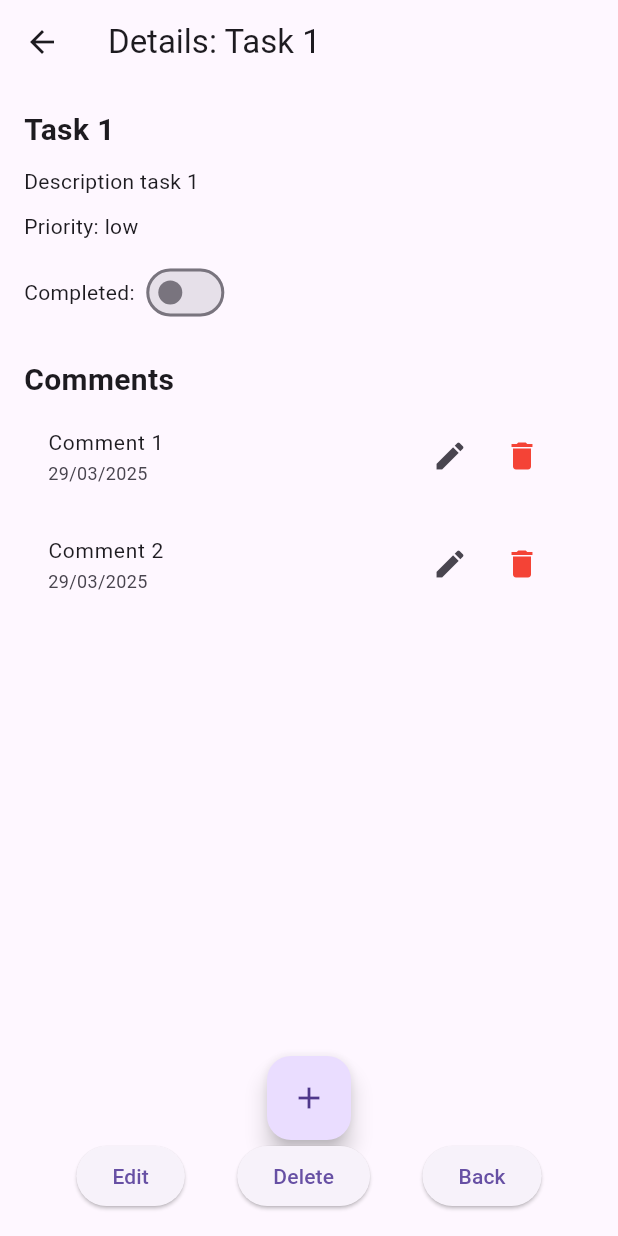
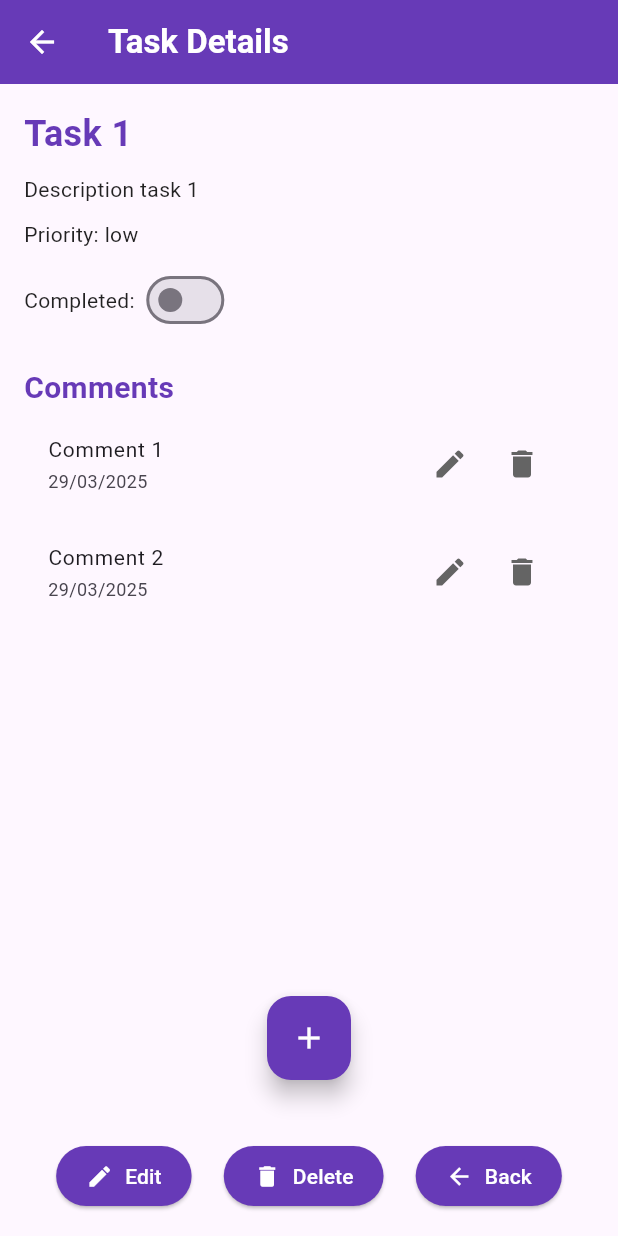
Before and after one commit to LorenzoBondan/Tasks-Management, a Flutter app: the screen it shows after launch, after a tap on the "visibility" icon, on a phone screen of 412 x 824 dp. Run offline on Flutter 3.47's test engine with Material 3 defaults, Android fonts, the phone set to English and light mode, and no system bars.

Commit message:
add more styles

```diff
--- a/lib/view/comments/comment_list_page.dart
+++ b/lib/view/comments/comment_list_page.dart
@@ -49,7 +49,7 @@ class CommentListPage extends StatelessWidget {
               mainAxisSize: MainAxisSize.min,
               children: [
                 IconButton(
-                  icon: const Icon(Icons.edit),
+                  icon: const Icon(Icons.edit, color: Color.fromARGB(255, 100, 100, 100)),
                   onPressed: () {
                     Navigator.push(
                       context,
@@ -60,7 +60,7 @@ class CommentListPage extends StatelessWidget {
                   },
                 ),
                 IconButton(
-                  icon: const Icon(Icons.delete, color: Colors.red),
+                  icon: const Icon(Icons.delete, color: Color.fromARGB(255, 100, 100, 100)),
                   onPressed: () => _confirmDelete(context, comment.id),
                 ),
               ],
--- a/lib/view/tasks/task_details_page.dart
+++ b/lib/view/tasks/task_details_page.dart
@@ -88,39 +88,47 @@ class TaskDetailsPageState extends State<TaskDetailsPage> {
   @override
   Widget build(BuildContext context) {
     return Scaffold(
-      appBar: AppBar(title: Text('Details: ${widget.task.title}')),
+      appBar: AppBar(
+        title: Text('Task Details', style: TextStyle(fontWeight: FontWeight.bold)),
+        backgroundColor: Colors.deepPurple,
+        foregroundColor: Colors.white,
+        elevation: 0,
+      ),
       body: Padding(
         padding: const EdgeInsets.all(16),
         child: Column(
           crossAxisAlignment: CrossAxisAlignment.start,
           children: [
 
-            Text(widget.task.title, style: const TextStyle(fontSize: 20, fontWeight: FontWeight.bold)),
+            Text(widget.task.title, style: const TextStyle(fontSize: 24, fontWeight: FontWeight.bold, color: Colors.deepPurple)),
             const SizedBox(height: 10),
 
-            Text(widget.task.description, style: const TextStyle(fontSize: 14)),
+            Text(widget.task.description, style: const TextStyle(fontSize: 14, color: Colors.black87)),
             const SizedBox(height: 10),
 
-            Text('Priority: ${widget.task.priority.name}', style: const TextStyle(fontSize: 14)),
+            Text('Priority: ${widget.task.priority.name}', style: const TextStyle(fontSize: 14, color: Colors.black87)),
             const SizedBox(height: 10),
 
             Row(
               children: [
-                Text('Completed: ', style: const TextStyle(fontSize: 14)),
+                Text('Completed: ', style: const TextStyle(fontSize: 14, color: Colors.black87)),
                 Switch(
                   value: isCompleted,
                   onChanged: (value) => _toggleCompletion(),
+                  activeColor: Colors.deepPurple,
                 ),
               ],
             ),
             const SizedBox(height: 20),
 
-            Text('Comments', style: const TextStyle(fontSize: 20, fontWeight: FontWeight.bold)),
+            Text('Comments', style: const TextStyle(fontSize: 20, fontWeight: FontWeight.bold, color: Colors.deepPurple)),
             CommentListPage(comments: commentService.findByTaskId(widget.task.id), onDelete: _deleteComment, onEdit: _loadComments),
 
             Align(
               alignment: Alignment.bottomCenter,
               child: FloatingActionButton(
+                backgroundColor: Colors.deepPurple,
+                foregroundColor: Colors.white,
                 child: const Icon(Icons.add),
                 onPressed: () async {
                   await Navigator.push(
@@ -131,6 +139,7 @@ class TaskDetailsPageState extends State<TaskDetailsPage> {
                 },
               ),
             ),
+            const SizedBox(height: 40),
 
             SizedBox(
               width: double.infinity,
@@ -141,8 +150,15 @@ class TaskDetailsPageState extends State<TaskDetailsPage> {
                       mainAxisAlignment: MainAxisAlignment.spaceEvenly,
                       children: [
 
-                        ElevatedButton(
-                          child: const Text('Edit'),
+                        ElevatedButton.icon(
+                          icon: const Icon(Icons.edit),
+                          label: const Text('Edit'),
+                          style: ElevatedButton.styleFrom(
+                            backgroundColor: Colors.deepPurple,
+                            foregroundColor: Colors.white,
+                            iconColor: Colors.white,
+                            padding: const EdgeInsets.symmetric(horizontal: 20, vertical: 10),
+                          ),
                           onPressed: () {
                             Navigator.push(
                               context,
@@ -150,17 +166,31 @@ class TaskDetailsPageState extends State<TaskDetailsPage> {
                             );
                           },
                         ),
-                        ElevatedButton(
-                          child: const Text('Delete'),
+
+                        ElevatedButton.icon(
+                          icon: const Icon(Icons.delete),
+                          label: const Text('Delete'),
+                          style: ElevatedButton.styleFrom(
+                            backgroundColor: Colors.deepPurple,
+                            foregroundColor: Colors.white,
+                            iconColor: Colors.white,
+                            padding: const EdgeInsets.symmetric(horizontal: 20, vertical: 10),
+                          ),
                           onPressed: () {
                             _confirmDelete(context, widget.task.id);
                           },
                         ),
-                        ElevatedButton(
+                        ElevatedButton.icon(
+                          icon: const Icon(Icons.arrow_back),
+                          label: const Text('Back'),
+                          style: ElevatedButton.styleFrom(
+                            backgroundColor: Colors.deepPurple,
+                            foregroundColor: Colors.white,
+                            iconColor: Colors.white,
+                            padding: const EdgeInsets.symmetric(horizontal: 20, vertical: 10),
+                          ),
                           onPressed: () => Navigator.pop(context),
-                          child: const Text('Back'),
                         ),
-
                     ],
                   ),
                 )
--- a/lib/view/tasks/task_list_page.dart
+++ b/lib/view/tasks/task_list_page.dart
@@ -72,19 +72,28 @@ class _TaskListPageState extends State<TaskListPage> {
       .toList();
 
     return Scaffold(
-      appBar: AppBar(title: const Text('Tasks')),
+      appBar: AppBar(
+        title: const Text('Tasks Management', style: TextStyle(fontWeight: FontWeight.bold, color: Color.fromARGB(255, 255, 255, 255))),
+        backgroundColor: Colors.deepPurple,
+        elevation: 5,
+      ),
       body: Column(
         children: [
-
           Padding(
             padding: const EdgeInsets.all(8.0),
             child: TextField(
               controller: _searchController,
               decoration: InputDecoration(
                 labelText: 'Search Task',
-                prefixIcon: const Icon(Icons.search),
+                labelStyle: TextStyle(color: Colors.deepPurple),
+                prefixIcon: const Icon(Icons.search, color: Colors.deepPurple),
                 border: OutlineInputBorder(borderRadius: BorderRadius.circular(8.0)),
+                focusedBorder: OutlineInputBorder(borderSide: BorderSide(color: Colors.deepPurple)),
+                enabledBorder: OutlineInputBorder(borderSide: BorderSide(color: Colors.deepPurple)),
+                hintText: 'Search...',
+                hintStyle: TextStyle(color: Colors.deepPurple.withValues(alpha: 0.6)),
               ),
+
               onChanged: (value) {
                 setState(() {
                   _searchQuery = value;
@@ -98,12 +107,12 @@ class _TaskListPageState extends State<TaskListPage> {
             child: Container(
               decoration: BoxDecoration(
                 borderRadius: BorderRadius.circular(8.0),
-                border: Border.all(color: Colors.grey, width: 1),
+                border: Border.all(color: Colors.deepPurple, width: 1),
               ),
               child: Padding(
                 padding: const EdgeInsets.only(left: 8.0),
                 child: DropdownButton<String>(
-                  hint: const Text("Select Priority"),
+                  hint: const Text("Select Priority", style: TextStyle(color: Colors.deepPurple)),
                   value: _selectedPriority,
                   isExpanded: true,
                   items: [
@@ -113,7 +122,7 @@ class _TaskListPageState extends State<TaskListPage> {
                   ].map<DropdownMenuItem<String>>((String value) {
                     return DropdownMenuItem<String>(
                       value: value,
-                      child: Text(value),
+                      child: Text(value, style: TextStyle(color: Colors.deepPurple)),
                     );
                   }).toList(),
                   onChanged: (newValue) {
@@ -131,12 +140,12 @@ class _TaskListPageState extends State<TaskListPage> {
             child: Container(
               decoration: BoxDecoration(
                 borderRadius: BorderRadius.circular(8.0),
-                border: Border.all(color: Colors.grey, width: 1),
+                border: Border.all(color: Colors.deepPurple, width: 1),
               ),
               child: Padding(
                 padding: const EdgeInsets.only(left: 8.0),
                 child: DropdownButton<String>(
-                  hint: const Text("Select Is Completed"),
+                  hint: const Text("Select Is Completed", style: TextStyle(color: Colors.deepPurple)),
                   value: _selectedIsCompleted,
                   isExpanded: true,
                   items: [
@@ -144,7 +153,7 @@ class _TaskListPageState extends State<TaskListPage> {
                   ].map<DropdownMenuItem<String>>((String value) {
                     return DropdownMenuItem<String>(
                       value: value,
-                      child: Text(value),
+                      child: Text(value, style: TextStyle(color: Colors.deepPurple)),
                     );
                   }).toList(),
                   onChanged: (newValue) {
@@ -157,13 +166,12 @@ class _TaskListPageState extends State<TaskListPage> {
             ),
           ),
 
-          Padding(
-            padding: const EdgeInsets.all(8.0),
-            child: ElevatedButton(
+          ElevatedButton(
               onPressed: _clearFilters,
+              style: ElevatedButton.styleFrom(backgroundColor: const Color.fromARGB(255, 173, 146, 216), foregroundColor: Colors.white),
               child: const Text("Clear Filters"),
             ),
-          ),
+          const SizedBox(height: 12),
 
           Expanded(
             child: ListView.builder(
@@ -174,13 +182,13 @@ class _TaskListPageState extends State<TaskListPage> {
 
                 switch (item.priority.name) {
                   case 'low':
-                    priorityColor = Colors.lightGreen;
+                    priorityColor = const Color.fromARGB(255, 198, 179, 230);
                     break;
                   case 'normal':
-                    priorityColor = const Color.fromARGB(255, 181, 174, 112);
+                    priorityColor = const Color.fromARGB(255, 129, 83, 209);
                     break;
                   case 'high':
-                    priorityColor = const Color.fromARGB(255, 194, 117, 112);
+                    priorityColor = const Color.fromARGB(255, 77, 19, 176);
                     break;
                   default:
                     priorityColor = Colors.grey;
@@ -206,14 +214,14 @@ class _TaskListPageState extends State<TaskListPage> {
                       },
                       child: Icon(
                         item.isCompleted ? Icons.check_circle : Icons.cancel,
-                        color: item.isCompleted ? Colors.green : Colors.red,
+                        color: item.isCompleted ? Colors.deepPurple : const Color.fromARGB(255, 151, 131, 187),
                       ),
                     ),
                     trailing: Row(
                       mainAxisSize: MainAxisSize.min,
                       children: [
                         IconButton(
-                          icon: const Icon(Icons.visibility, color: Colors.green),
+                          icon: const Icon(Icons.visibility, color: Color.fromARGB(255, 100, 100, 100)),
                           onPressed: () {
                             Navigator.push(
                               context,
@@ -227,7 +235,7 @@ class _TaskListPageState extends State<TaskListPage> {
                           },
                         ),
                         IconButton(
-                          icon: const Icon(Icons.edit),
+                          icon: const Icon(Icons.edit, color: Color.fromARGB(255, 100, 100, 100)),
                           onPressed: () {
                             Navigator.push(
                               context,
@@ -236,7 +244,7 @@ class _TaskListPageState extends State<TaskListPage> {
                           },
                         ),
                         IconButton(
-                          icon: const Icon(Icons.delete, color: Colors.red),
+                          icon: const Icon(Icons.delete, color: Color.fromARGB(255, 100, 100, 100)),
                           onPressed: () => _confirmDelete(context, item.id),
                         ),
                       ],
@@ -249,6 +257,8 @@ class _TaskListPageState extends State<TaskListPage> {
         ],
       ),
       floatingActionButton: FloatingActionButton(
+        backgroundColor: Colors.deepPurple,
+        foregroundColor: Colors.white,
         child: const Icon(Icons.add),
         onPressed: () {
           Navigator.push(
```
Also changed, not shown: lib/view/comments/comment_form_page.dart (+21 -7 lines), lib/view/tasks/task_form_page.dart (+32 -10 lines).
